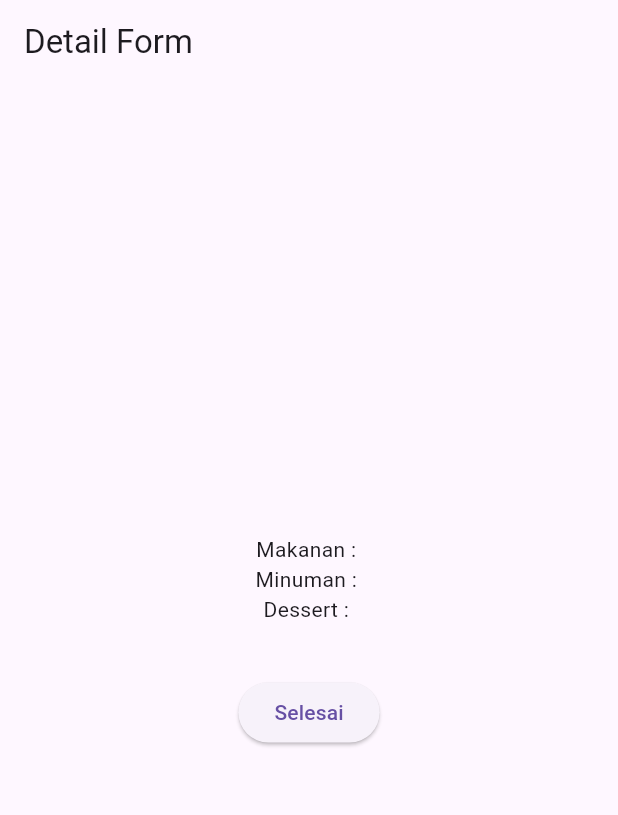
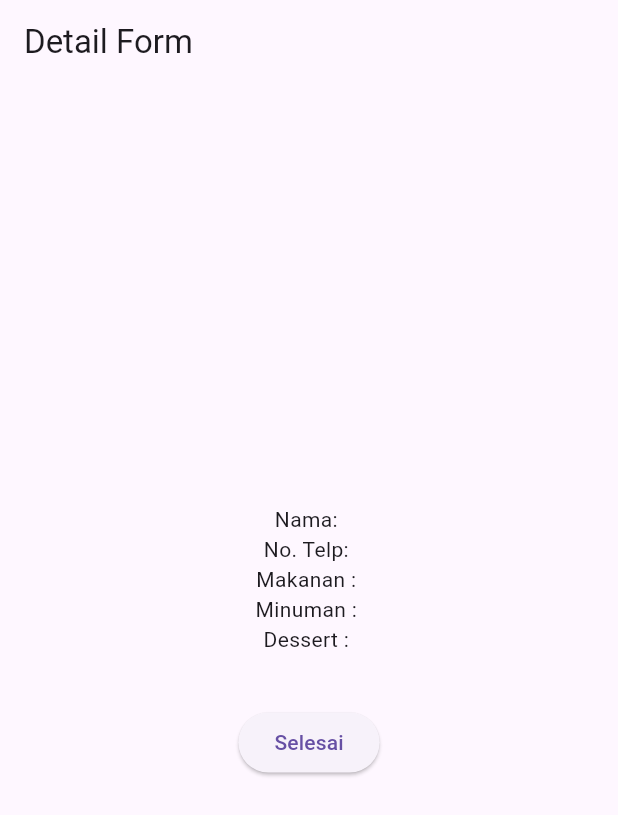
Before and after one commit to Aldayanday1/FaseOne_150, a Flutter app: the DetailScreen screen opened directly with empty values, on a phone screen of 412 x 824 dp. Shown: the top 815 px of the screen. Run offline on Flutter 3.47's test engine with Material 3 defaults, Android fonts, the phone set to English and light mode, and no system bars; network calls fail.

Commit message:
Add variabel of nama & no telp in screen Detail Screen for Viewed All Data, including parameters in it

```diff
--- a/lib/screen/detail_screen.dart
+++ b/lib/screen/detail_screen.dart
@@ -3,12 +3,17 @@ import 'package:ucp_pam/screen/form_screen.dart';
 import 'package:ucp_pam/widgets_detail/footer_detail.dart';
 
 class DetailScreen extends StatelessWidget {
-  const DetailScreen(
-      {super.key,
-      required this.makanan,
-      required this.minuman,
-      required this.dessert});
+  const DetailScreen({
+    super.key,
+    required this.makanan,
+    required this.minuman,
+    required this.dessert,
+    required this.nama,
+    required this.notelp,
+  });
 
+  final String nama;
+  final String notelp;
   final String makanan;
   final String minuman;
   final String dessert;
@@ -26,6 +31,12 @@ class DetailScreen extends StatelessWidget {
             Column(
               children: [
                 Text(
+                  "Nama: $nama",
+                ),
+                Text(
+                  "No. Telp: $notelp",
+                ),
+                Text(
                   "Makanan : $makanan",
                 ),
                 Text(
@@ -37,7 +48,8 @@ class DetailScreen extends StatelessWidget {
               ],
             ),
             FooterDetail(
-              onPressedSubmit: () { {
+              onPressedSubmit: () {
+                {
                   Navigator.pushReplacement(
                     context,
                     MaterialPageRoute(
--- a/lib/screen/form_screen.dart
+++ b/lib/screen/form_screen.dart
@@ -41,7 +41,6 @@ class DataForm extends StatelessWidget {
                           ),
                         ),
                       );
-
                     }
                   },
                 ),
--- a/lib/screen/makanan_screen.dart
+++ b/lib/screen/makanan_screen.dart
@@ -69,7 +69,8 @@ class _MakananScreenState extends State<MakananScreen> {
                     context,
                     MaterialPageRoute(
                       builder: (context) => DetailScreen(
-
+                        nama: widget.nama,
+                        notelp: widget.notelp,
                         makanan: makanan.text,
                         minuman: minuman.text,
                         dessert: dessert.text,
```
Also changed, not shown: lib/widgets_form/header_form.dart (+3 -6 lines), lib/widgets_makanan/form_makanan.dart (+0 -18 lines).
